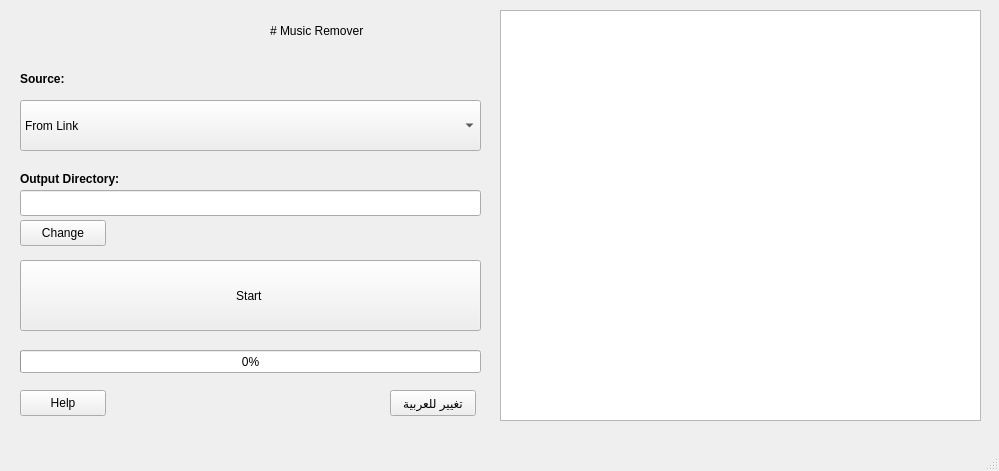
Qt form GUI/main.ui (YehiaEhab17/music-remover) before a commit.
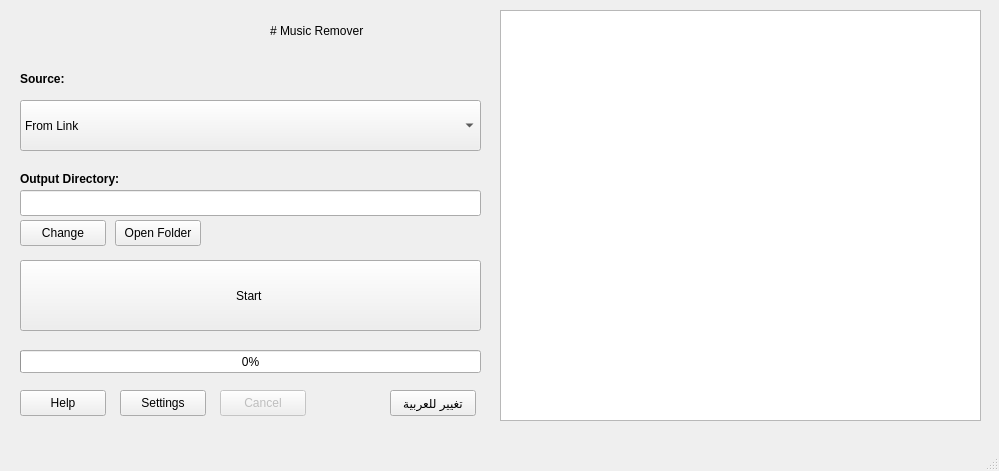
The same form after that commit.

Patch:
```diff
--- a/GUI/main.ui
+++ b/GUI/main.ui
@@ -117,6 +117,35 @@
      <string>Help</string>
     </property>
    </widget>
+    <widget class="QPushButton" name="settings_button">
+     <property name="geometry">
+      <rect>
+       <x>120</x>
+       <y>390</y>
+       <width>86</width>
+       <height>26</height>
+      </rect>
+     </property>
+     <property name="text">
+      <string>Settings</string>
+     </property>
+    </widget>
+    <widget class="QPushButton" name="cancel_button">
+     <property name="geometry">
+      <rect>
+       <x>220</x>
+       <y>390</y>
+       <width>86</width>
+       <height>26</height>
+      </rect>
+     </property>
+     <property name="text">
+      <string>Cancel</string>
+     </property>
+     <property name="enabled">
+      <bool>false</bool>
+     </property>
+    </widget>
    <widget class="QLabel" name="label_2">
     <property name="geometry">
      <rect>
@@ -164,6 +193,19 @@
      <string>Change</string>
     </property>
    </widget>
+    <widget class="QPushButton" name="open_output_button">
+     <property name="geometry">
+      <rect>
+       <x>115</x>
+       <y>220</y>
+       <width>86</width>
+       <height>26</height>
+      </rect>
+     </property>
+     <property name="text">
+      <string>Open Folder</string>
+     </property>
+    </widget>
    <widget class="QLabel" name="label_3">
     <property name="geometry">
      <rect>
```
Left out of the diff: 2 changed lines with no effect on the pictures. Lines whose indentation alone changed are shown as unchanged.
